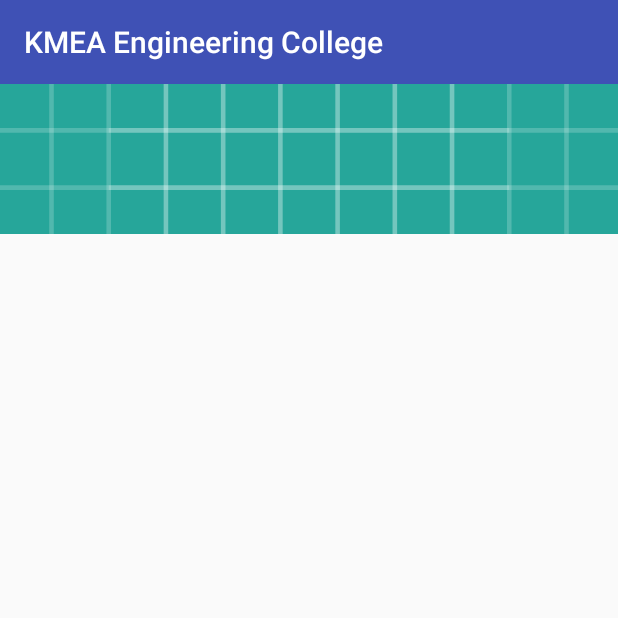
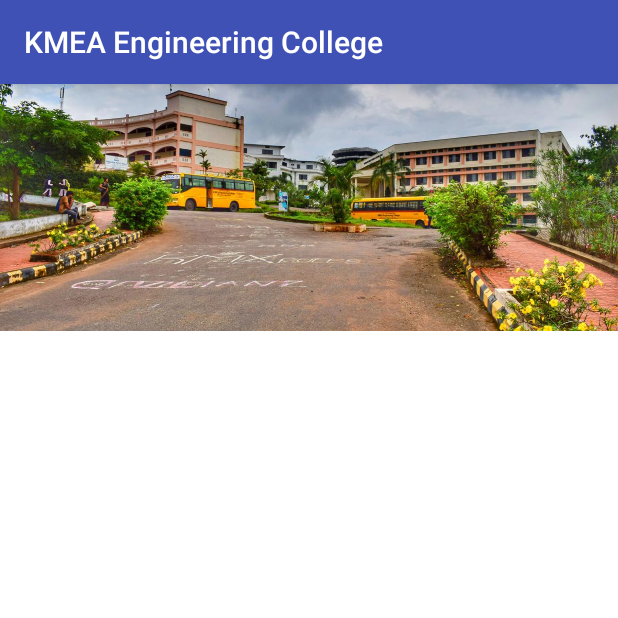
Before and after one commit to aslampr07/college, an Android app: the screen it shows after launch (MainActivity), on a phone screen of 412 x 824 dp, the top half of it. Run offline under Robolectric (Android 15) with nearby library versions, the phone set to English and light mode, and no system bars.

Commit message:
Enabled the top banner

```diff
--- a/app/src/main/java/com/company/aslam/college/activity/MainActivity.kt
+++ b/app/src/main/java/com/company/aslam/college/activity/MainActivity.kt
@@ -8,6 +8,9 @@ import com.company.aslam.college.R
 import com.company.aslam.college.adapter.HomeBannerViewPagerAdapter
 
 class MainActivity : AppCompatActivity() {
+
+
+
 
     override fun onCreate(savedInstanceState: Bundle?) {
         super.onCreate(savedInstanceState)
--- a/app/src/main/java/com/company/aslam/college/adapter/HomeBannerViewPagerAdapter.kt
+++ b/app/src/main/java/com/company/aslam/college/adapter/HomeBannerViewPagerAdapter.kt
@@ -1,22 +1,28 @@
 package com.company.aslam.college.adapter
 
+import android.os.Bundle
 import android.support.v4.app.Fragment
 import android.support.v4.app.FragmentManager
 import android.support.v4.app.FragmentStatePagerAdapter
+import com.company.aslam.college.R
 import com.company.aslam.college.fragments.BannerFragment
 
 class HomeBannerViewPagerAdapter(fm: FragmentManager) : FragmentStatePagerAdapter(fm){
 
-    init {
-        //This is a constructor
-    }
 
-    override fun getItem(p0: Int): Fragment {
-        return BannerFragment()
+    //Banner Images.
+    private val images = intArrayOf(R.drawable.college1, R.drawable.college2, R.drawable.college3)
+
+    override fun getItem(position: Int): Fragment {
+        val bundle = Bundle()
+        bundle.putInt("image", images[position])
+        val bannerFragment = BannerFragment()
+        bannerFragment.arguments = bundle
+        return bannerFragment
     }
 
     override fun getCount(): Int {
-        return 2
+        return images.size
     }
 
 }
--- a/app/src/main/java/com/company/aslam/college/fragments/BannerFragment.kt
+++ b/app/src/main/java/com/company/aslam/college/fragments/BannerFragment.kt
@@ -6,6 +6,7 @@ import android.support.v4.app.Fragment
 import android.view.LayoutInflater
 import android.view.View
 import android.view.ViewGroup
+import android.widget.ImageView
 import com.company.aslam.college.R
 
 class BannerFragment : Fragment() {
@@ -13,7 +14,12 @@ class BannerFragment : Fragment() {
     override fun onCreateView(inflater: LayoutInflater, container: ViewGroup?,
                               savedInstanceState: Bundle?): View? {
         // Inflate the layout for this fragment
-        return inflater.inflate(R.layout.fragment_banner, container, false)
+        val view = inflater.inflate(R.layout.fragment_banner, container, false)
+
+        val bannerView = view.findViewById<ImageView>(R.id.Home_BannerImageView)
+        bannerView.setImageResource(arguments!!.getInt("image"))
+
+        return view
     }
 
 
--- a/app/src/main/res/layout/activity_main.xml
+++ b/app/src/main/res/layout/activity_main.xml
@@ -4,6 +4,7 @@
     xmlns:tools="http://schemas.android.com/tools"
     android:layout_width="match_parent"
     android:layout_height="match_parent"
+    android:background="@color/white"
     tools:context=".activity.MainActivity">
 
     <android.support.v7.widget.Toolbar
@@ -13,6 +14,7 @@
         android:background="@color/colorPrimary"
         app:titleTextColor="@color/white"
         app:title="@string/college_name"
+        android:elevation="4dp"
         app:layout_constraintTop_toTopOf="parent"
         app:layout_constraintRight_toRightOf="parent"
         app:layout_constraintLeft_toLeftOf="parent"
@@ -21,14 +23,18 @@
 
     <android.support.v4.view.ViewPager
         android:id="@+id/Home_MainBanner"
+        android:layout_width="0dp"
+        android:layout_height="0dp"
+        app:layout_constraintDimensionRatio="2.5:1"
+        app:layout_constraintLeft_toLeftOf="parent"
+        app:layout_constraintRight_toRightOf="parent"
+        app:layout_constraintTop_toBottomOf="@id/Home_ActionBar"/>
+
+    <android.support.v7.widget.RecyclerView
         android:layout_width="match_parent"
-        android:layout_height="100dp"
-        android:background="@color/colorAccent"
-        app:layout_constraintTop_toBottomOf="@id/Home_ActionBar"
-        app:layout_constraintRight_toRightOf="parent"
-        app:layout_constraintLeft_toLeftOf="parent"
-        >
-    </android.support.v4.view.ViewPager>
+        android:layout_height="wrap_content"
+        app:layout_constraintTop_toBottomOf="@id/Home_MainBanner"
+        />
 
 
 </android.support.constraint.ConstraintLayout>
--- a/app/src/main/res/layout/fragment_banner.xml
+++ b/app/src/main/res/layout/fragment_banner.xml
@@ -6,10 +6,12 @@
     tools:context=".fragments.BannerFragment">
 
     <ImageView
+        android:id="@+id/Home_BannerImageView"
         android:layout_width="match_parent"
         android:layout_height="match_parent"
-        android:src="@drawable/ic_launcher_background"
+        android:src="@drawable/college1"
         android:scaleType="centerCrop"
+        android:elevation="4dp"
         />
 
 </FrameLayout>
```
